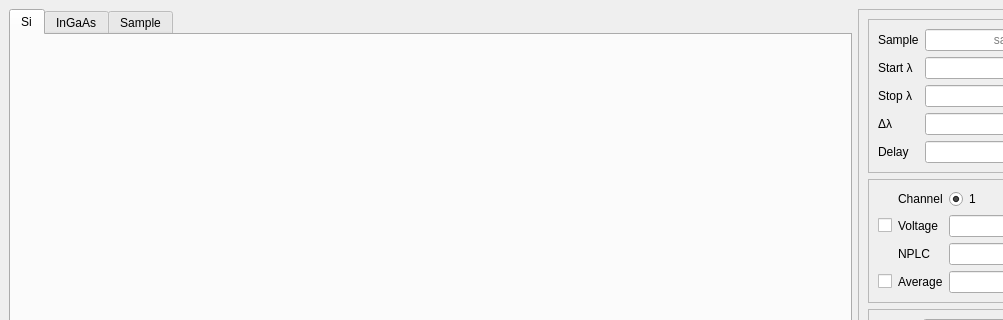
xsoton/dsr, file design.ui: the form before one commit; both pictures show x 0 to 1003 and y 0 to 320 of the 1167 by 924 pixel window.
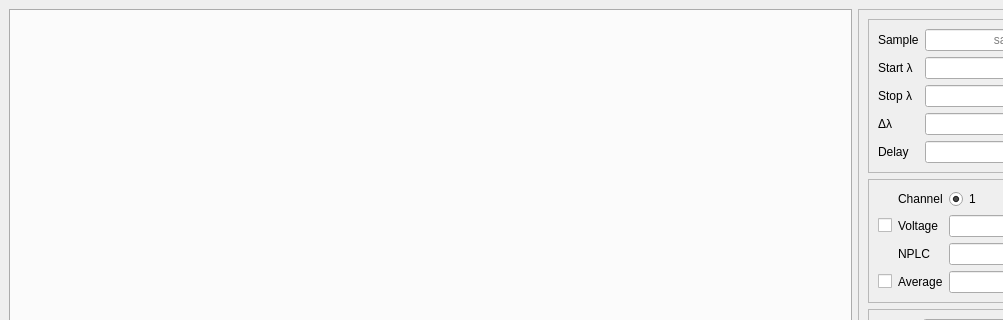
The form after the commit.

Diff of the .ui file:
```diff
--- a/design.ui
+++ b/design.ui
@@ -62,21 +62,6 @@
       <property name="movable">
        <bool>false</bool>
       </property>
-      <widget class="QWidget" name="tab_si">
-       <attribute name="title">
-        <string>Si</string>
-       </attribute>
-      </widget>
-      <widget class="QWidget" name="tab_ingaas">
-       <attribute name="title">
-        <string>InGaAs</string>
-       </attribute>
-      </widget>
-      <widget class="QWidget" name="tab_sample">
-       <attribute name="title">
-        <string>Sample</string>
-       </attribute>
-      </widget>
      </widget>
     </item>
     <item>
```
Left out of the diff: 2 changed lines with no effect on the pictures.
